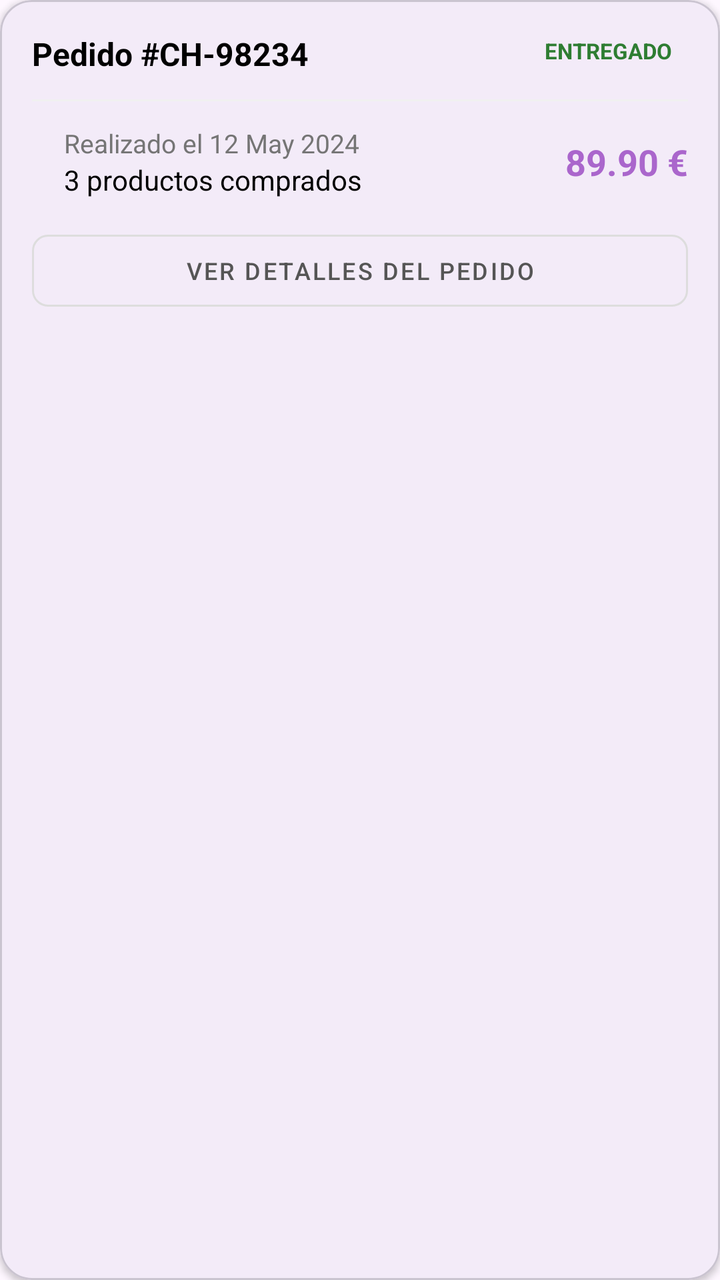
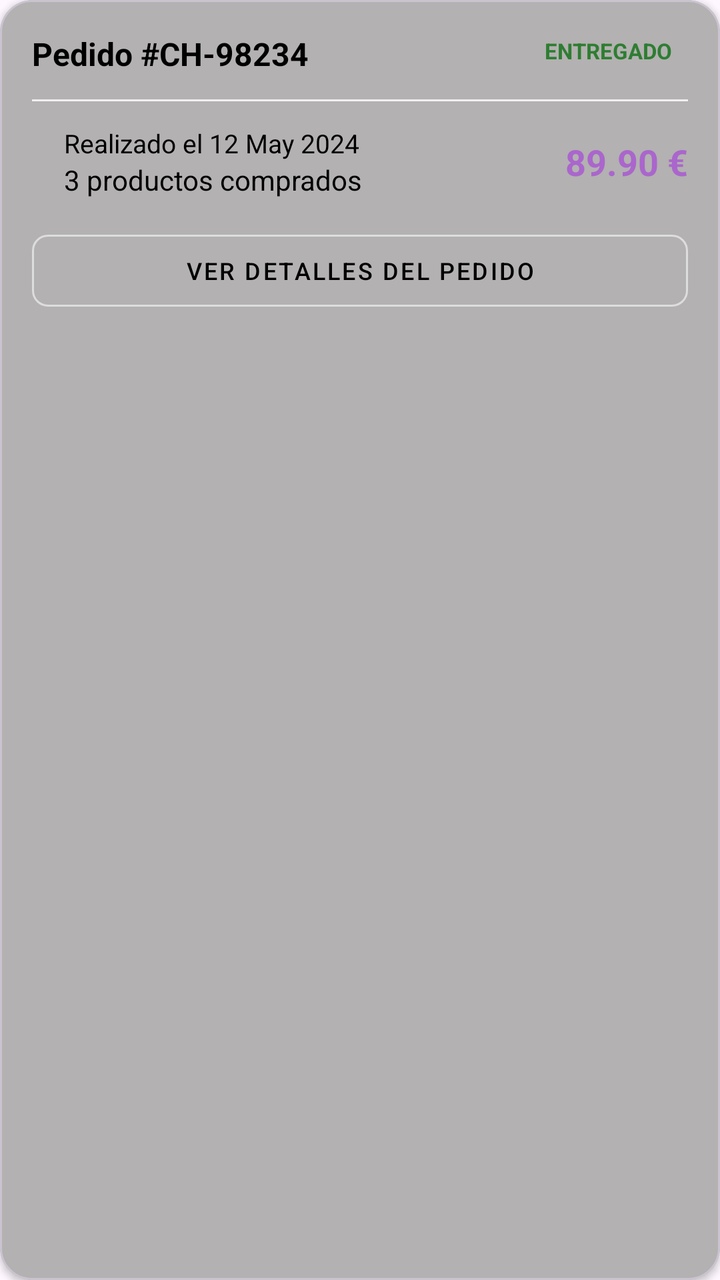

Screens rendered from an Android XML layout before and after an edit, with the pre-edit source and the edit as a unified diff.
<!-- AndroidManifest.xml: application theme Theme.ProyectoIntermodularTFG -->
<!-- res/layout/recycler_view_item_pedido.xml -->
<?xml version="1.0" encoding="utf-8"?>
<com.google.android.material.card.MaterialCardView xmlns:android="http://schemas.android.com/apk/res/android"
    xmlns:app="http://schemas.android.com/apk/res-auto"
    android:layout_width="match_parent"
    android:layout_height="wrap_content"
    android:layout_marginHorizontal="12dp"
    android:layout_marginVertical="8dp"
    app:cardCornerRadius="16dp"
    app:cardElevation="2dp">

    <LinearLayout
        android:layout_width="match_parent"
        android:layout_height="wrap_content"
        android:orientation="vertical"
        android:padding="16dp">

        <RelativeLayout
            android:layout_width="match_parent"
            android:layout_height="wrap_content">

            <TextView
                android:id="@+id/tvPedidoId"
                android:layout_width="wrap_content"
                android:layout_height="wrap_content"
                android:text="Pedido #CH-98234"
                android:textStyle="bold"
                android:textColor="@color/black"
                android:textSize="16sp" />

            <TextView
                android:id="@+id/tvPedidoEstado"
                android:layout_width="wrap_content"
                android:layout_height="wrap_content"
                android:layout_alignParentEnd="true"
                android:paddingHorizontal="8dp"
                android:paddingVertical="2dp"
                android:text="ENTREGADO"
                android:textColor="#2E7D32"
                android:textSize="11sp"
                android:textStyle="bold" />
        </RelativeLayout>

        <View
            android:layout_width="match_parent"
            android:layout_height="1dp"
            android:background="#F0F0F0"
            android:layout_marginVertical="12dp"/>

        <LinearLayout
            android:layout_width="match_parent"
            android:layout_height="wrap_content"
            android:orientation="horizontal"
            android:gravity="center_vertical">

            <LinearLayout
                android:layout_width="0dp"
                android:layout_height="wrap_content"
                android:layout_weight="1"
                android:layout_marginStart="16dp"
                android:orientation="vertical">

                <TextView
                    android:id="@+id/tvPedidoFecha"
                    android:layout_width="wrap_content"
                    android:layout_height="wrap_content"
                    android:text="Realizado el 12 May 2024"
                    android:textColor="#757575"
                    android:textSize="13sp" />

                <TextView
                    android:id="@+id/tvPedidoItems"
                    android:layout_width="wrap_content"
                    android:layout_height="wrap_content"
                    android:text="3 productos comprados"
                    android:textColor="@color/black"
                    android:textSize="14sp" />
            </LinearLayout>

            <TextView
                android:id="@+id/tvPedidoPrecioTotal"
                android:layout_width="wrap_content"
                android:layout_height="wrap_content"
                android:text="89.90 €"
                android:textStyle="bold"
                android:textColor="@android:color/holo_purple"
                android:textSize="18sp" />
        </LinearLayout>

        <com.google.android.material.button.MaterialButton
            android:id="@+id/btnVerDetalles"
            style="@style/Widget.MaterialComponents.Button.OutlinedButton"
            android:layout_width="match_parent"
            android:layout_height="wrap_content"
            android:layout_marginTop="12dp"
            android:text="Ver detalles del pedido"
            android:textColor="#555555"
            android:textSize="12sp"
            app:cornerRadius="8dp"
            app:strokeColor="#DDDDDD" />

    </LinearLayout>
</com.google.android.material.card.MaterialCardView>
<!-- resources referenced by this layout -->
<resources>
  <color name="black">#FF000000</color>
  <style name="Theme.ProyectoIntermodularTFG" parent="Base.Theme.ProyectoIntermodularTFG" />
  <style name="Base.Theme.ProyectoIntermodularTFG" parent="Theme.Material3.DayNight.NoActionBar">
          
          
      </style>
</resources>

<!-- the commit's change to res/layout/recycler_view_item_pedido.xml (unified diff, before → after) -->
@@ -5,6 +5,7 @@
     android:layout_height="wrap_content"
     android:layout_marginHorizontal="12dp"
     android:layout_marginVertical="8dp"
+    app:cardBackgroundColor="#B3B1B1"
     app:cardCornerRadius="16dp"
     app:cardElevation="2dp">
 
@@ -23,9 +24,9 @@
                 android:layout_width="wrap_content"
                 android:layout_height="wrap_content"
                 android:text="Pedido #CH-98234"
-                android:textStyle="bold"
                 android:textColor="@color/black"
-                android:textSize="16sp" />
+                android:textSize="16sp"
+                android:textStyle="bold" />
 
             <TextView
                 android:id="@+id/tvPedidoEstado"
@@ -43,20 +44,20 @@
         <View
             android:layout_width="match_parent"
             android:layout_height="1dp"
-            android:background="#F0F0F0"
-            android:layout_marginVertical="12dp"/>
+            android:layout_marginVertical="12dp"
+            android:background="#F0F0F0" />
 
         <LinearLayout
             android:layout_width="match_parent"
             android:layout_height="wrap_content"
-            android:orientation="horizontal"
-            android:gravity="center_vertical">
+            android:gravity="center_vertical"
+            android:orientation="horizontal">
 
             <LinearLayout
                 android:layout_width="0dp"
                 android:layout_height="wrap_content"
+                android:layout_marginStart="16dp"
                 android:layout_weight="1"
-                android:layout_marginStart="16dp"
                 android:orientation="vertical">
 
                 <TextView
@@ -64,7 +65,7 @@
                     android:layout_width="wrap_content"
                     android:layout_height="wrap_content"
                     android:text="Realizado el 12 May 2024"
-                    android:textColor="#757575"
+                    android:textColor="@color/black"
                     android:textSize="13sp" />
 
                 <TextView
@@ -81,9 +82,9 @@
                 android:layout_width="wrap_content"
                 android:layout_height="wrap_content"
                 android:text="89.90 €"
-                android:textStyle="bold"
                 android:textColor="@android:color/holo_purple"
-                android:textSize="18sp" />
+                android:textSize="18sp"
+                android:textStyle="bold" />
         </LinearLayout>
 
         <com.google.android.material.button.MaterialButton
@@ -93,7 +94,7 @@
             android:layout_height="wrap_content"
             android:layout_marginTop="12dp"
             android:text="Ver detalles del pedido"
-            android:textColor="#555555"
+            android:textColor="@color/black"
             android:textSize="12sp"
             app:cornerRadius="8dp"
             app:strokeColor="#DDDDDD" />
